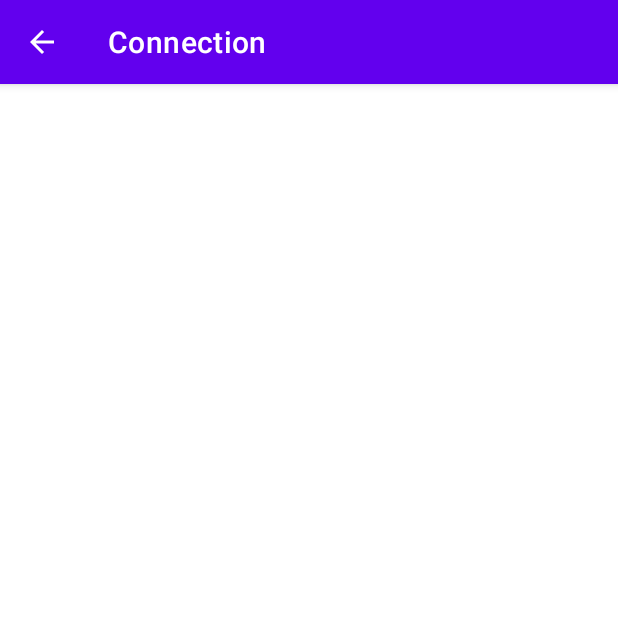
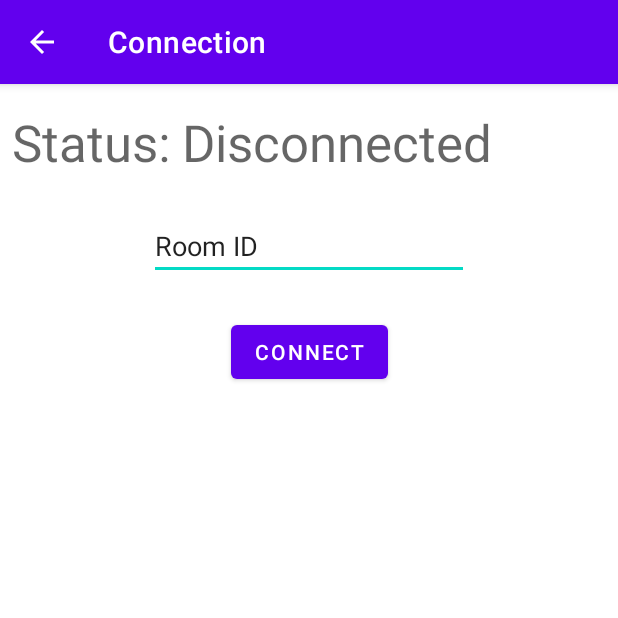
Before and after one commit to Ard2148810/Shared-clipboard-android, an Android app: the screen it shows after launch (ConnectionActivity), after a tap on "CONNECTION", on a phone screen of 412 x 824 dp, the top half of it. Run offline under Robolectric (Android 15) with nearby library versions, the light colour scheme and no system bars; libraries missing offline, so code that uses them is left out: com.neovisionaries.ws.

Commit message:
Managing connection status

```diff
--- a/app/src/main/java/pl/adrian/sharedclipboard/ConnectionActivity.java
+++ b/app/src/main/java/pl/adrian/sharedclipboard/ConnectionActivity.java
@@ -2,13 +2,69 @@ package pl.adrian.sharedclipboard;
 
 import androidx.appcompat.app.AppCompatActivity;
 
+import android.content.Intent;
 import android.os.Bundle;
+import android.util.Log;
+import android.widget.Button;
+import android.widget.TextView;
 
-public class ConnectionActivity extends AppCompatActivity {
+import com.neovisionaries.ws.client.WebSocket;
+import com.neovisionaries.ws.client.WebSocketFactory;
+
+import java.io.IOException;
+
+public class ConnectionActivity extends AppCompatActivity implements ConnectionStatus.ConnectionStatusListener {
+
+
+    Button btnConnect;
+    TextView statusValue;
+
 
     @Override
     protected void onCreate(Bundle savedInstanceState) {
         super.onCreate(savedInstanceState);
         setContentView(R.layout.activity_connection);
+        ConnectionStatus.addListener(this);
+        this.btnConnect = findViewById(R.id.btn_connect);
+        this.statusValue = findViewById(R.id.connection_state);
+        updateStateText(ConnectionStatus.getConnectionStatus());
+
+
+        this.btnConnect.setOnClickListener(listener -> {
+            Intent intent = new Intent(this, ConnectionService.class);
+            startService(intent);
+            statusValue.setText(getString(R.string.ws_connecting));
+            this.btnConnect.setEnabled(false);
+        });
+    }
+
+    @Override
+    protected void onDestroy() {
+        ConnectionStatus.removeListener(this);
+        super.onDestroy();
+    }
+
+    @Override
+    public void statusChanged(ConnectionStatus.ConnectionStatusState state) {
+        updateStateText(state);
+    }
+
+    private void updateStateText(ConnectionStatus.ConnectionStatusState state) {
+        String msg = "...";
+        switch (state) {
+            case CONNECTED:
+                msg = getString(R.string.ws_connected);
+                break;
+            case CONNECTING:
+                msg = getString(R.string.ws_connecting);
+                break;
+            case DISCONNECTED:
+                msg = getString(R.string.ws_disconnected);
+                break;
+            case PAUSED:
+                msg = getString(R.string.ws_paused);
+                break;
+        }
+        this.statusValue.setText(msg);
     }
 }
--- /dev/null
+++ b/app/src/main/java/pl/adrian/sharedclipboard/ConnectionStatus.java
@@ -0,0 +1,42 @@
+package pl.adrian.sharedclipboard;
+
+import java.util.HashSet;
+import java.util.Set;
+
+public class ConnectionStatus {
+    private static ConnectionStatusState state = ConnectionStatusState.DISCONNECTED;
+    private static final Set<ConnectionStatusListener> listeners = new HashSet<>();
+
+
+    public static void setConnectionStatus(ConnectionStatusState state) {
+        ConnectionStatus.state = state;
+        for(ConnectionStatusListener listener: listeners) {
+           listener.statusChanged(ConnectionStatus.state);
+        }
+    }
+
+    public static ConnectionStatusState getConnectionStatus() {
+        return ConnectionStatus.state;
+    }
+
+    public static void addListener(ConnectionStatusListener listener) {
+        listeners.add(listener);
+    }
+
+    public static void removeListener(ConnectionStatusListener listener) {
+        listeners.remove(listener);
+    }
+
+
+    public enum ConnectionStatusState {
+        CONNECTED,
+        CONNECTING,
+        DISCONNECTED,
+        PAUSED
+    }
+
+    public interface ConnectionStatusListener {
+        void statusChanged(ConnectionStatusState state);
+    }
+
+}
--- a/app/src/main/res/layout/activity_connection.xml
+++ b/app/src/main/res/layout/activity_connection.xml
@@ -6,4 +6,46 @@
     android:layout_height="match_parent"
     tools:context=".ConnectionActivity">
 
+    <TextView
+        android:id="@+id/textView"
+        android:layout_width="wrap_content"
+        android:layout_height="wrap_content"
+        android:layout_marginStart="8dp"
+        android:layout_marginTop="16dp"
+        android:text="Status:"
+        android:textAppearance="@style/TextAppearance.AppCompat.Display1"
+        app:layout_constraintStart_toStartOf="parent"
+        app:layout_constraintTop_toTopOf="parent" />
+
+    <TextView
+        android:id="@+id/connection_state"
+        android:layout_width="wrap_content"
+        android:layout_height="wrap_content"
+        android:layout_marginStart="8dp"
+        android:text="..."
+        android:textAppearance="@style/TextAppearance.AppCompat.Display1"
+        app:layout_constraintStart_toEndOf="@+id/textView"
+        app:layout_constraintTop_toTopOf="@+id/textView" />
+
+    <EditText
+        android:id="@+id/editTextTextPersonName"
+        android:layout_width="wrap_content"
+        android:layout_height="wrap_content"
+        android:layout_marginTop="24dp"
+        android:ems="10"
+        android:inputType="textPersonName"
+        android:text="Room ID"
+        app:layout_constraintEnd_toEndOf="parent"
+        app:layout_constraintStart_toStartOf="parent"
+        app:layout_constraintTop_toBottomOf="@+id/textView" />
+
+    <Button
+        android:id="@+id/btn_connect"
+        android:layout_width="wrap_content"
+        android:layout_height="wrap_content"
+        android:layout_marginTop="24dp"
+        android:text="Connect"
+        app:layout_constraintEnd_toEndOf="parent"
+        app:layout_constraintStart_toStartOf="parent"
+        app:layout_constraintTop_toBottomOf="@+id/editTextTextPersonName" />
 </androidx.constraintlayout.widget.ConstraintLayout>
--- a/app/src/main/res/layout/content_main.xml
+++ b/app/src/main/res/layout/content_main.xml
@@ -56,7 +56,7 @@
                 app:layout_constraintTop_toTopOf="parent" />
 
             <TextView
-                android:id="@+id/info_text2"
+                android:id="@+id/status_value"
                 android:layout_width="wrap_content"
                 android:layout_height="wrap_content"
                 android:layout_marginStart="8dp"
--- a/app/src/main/res/values/strings.xml
+++ b/app/src/main/res/values/strings.xml
@@ -31,4 +31,14 @@
     <string name="history_title">Use history</string>
     <string name="history_size_tile">Clipboard history size</string>
     <string name="title_activity_connection">Connection</string>
+
+    <string name="notification_t">Shared clipboard</string>
+    <string name="notification_message">Connected</string>
+    <string name="ticker_text">_ticker</string>
+
+    <string name="ws_connected">Connected</string>
+    <string name="ws_connecting">Connecting…</string>
+    <string name="ws_disconnected">Disconnected</string>
+    <string name="ws_paused">Paused</string>
+
 </resources>
```
Also changed, not shown: app/src/main/AndroidManifest.xml (+8 -2 lines), app/src/main/java/pl/adrian/sharedclipboard/ConnectionService.java (added, +120 -0 lines), app/src/main/java/pl/adrian/sharedclipboard/MainActivity.java (+34 -18 lines), app/src/main/java/pl/adrian/sharedclipboard/WebSocketConnectionAdapter.java (+12 -3 lines).
